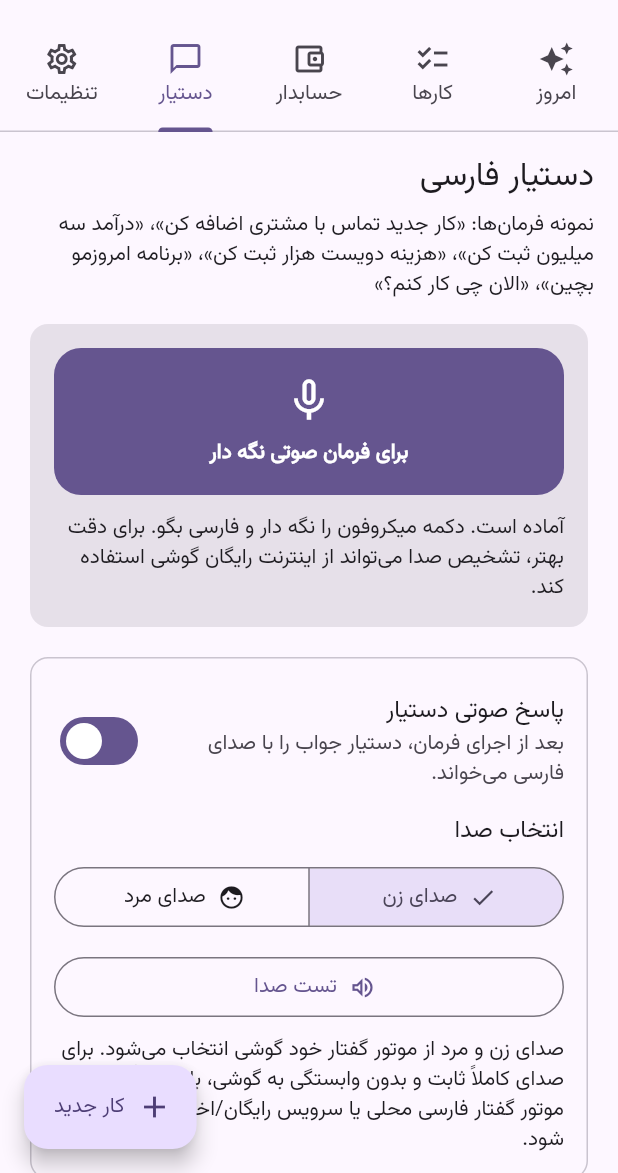
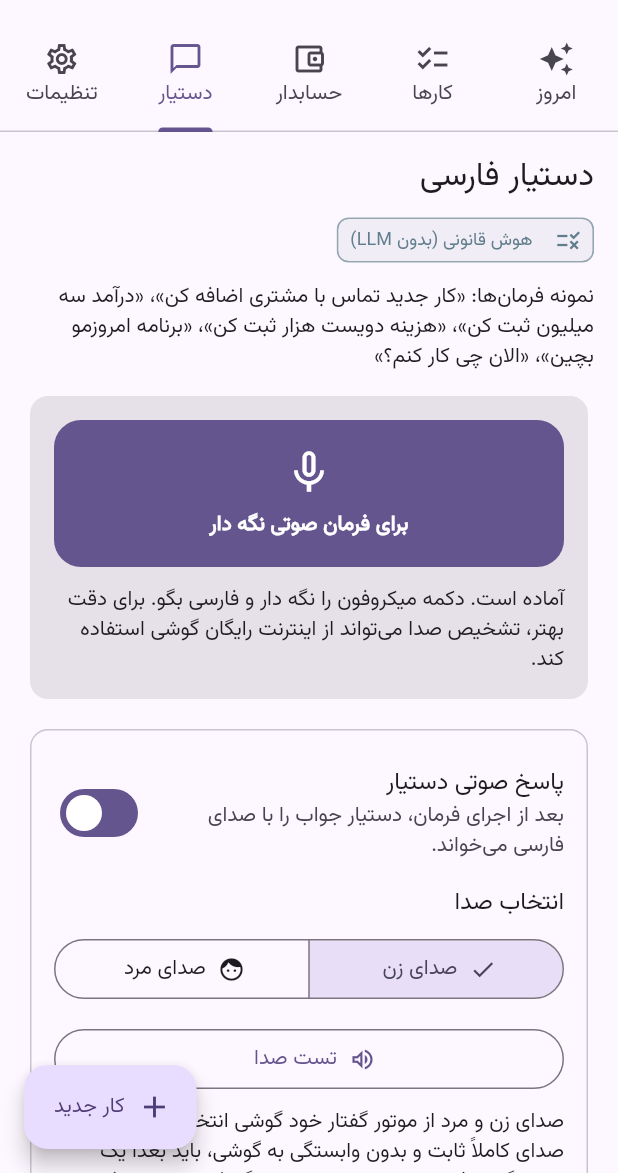
Before and after one commit to paraday960/smart-day-planner, a Flutter app: the screen it shows after launch, tab 4 chosen, on a phone screen of 412 x 824 dp, the part 63-1236 px from its top. Run offline on Flutter 3.47's test engine with Material 3 defaults, Android fonts, the light colour scheme and no system bars; our stand-ins replace flutter_local_notifications, flutter_riverpod, flutter_tts, pdf, shamsi_date and 5 more; missing offline and left inert: dart:ffi, device_calendar, encrypt; accounts and stored records are empty.

Commit message:
feat: show LLM/rule-based status chip in assistant tab
- AssistantTab gets assistantStatusLabel param (default rule-based)
- HomeScreen reads HybridLocalAssistant.statusLabel from provider
- statusLabel now distinguishes: hybrid (LLM active), LLM enabled but
  model missing, rule-based
- Add assistant_status_label_test.dart widget test

```diff
--- a/lib/presentation/assistant/assistant_tab.dart
+++ b/lib/presentation/assistant/assistant_tab.dart
@@ -20,6 +20,7 @@ class AssistantTab extends ConsumerWidget {
     required this.onVoiceResponseEnabledChanged,
     required this.onVoiceGenderChanged,
     required this.onTestVoice,
+    this.assistantStatusLabel = 'هوش قانونی (بدون LLM)',
   });
 
   final TextEditingController controller;
@@ -38,12 +39,20 @@ class AssistantTab extends ConsumerWidget {
   final ValueChanged<AssistantVoiceGender> onVoiceGenderChanged;
   final VoidCallback onTestVoice;
 
+  /// وضعیت موتور هوش (LLM محلی / قانونی) برای نمایش به کاربر.
+  final String assistantStatusLabel;
+
   @override
   Widget build(BuildContext context, WidgetRef ref) {
     return ListView(
       padding: const EdgeInsets.fromLTRB(16, 16, 16, 96),
       children: [
         Text('دستیار فارسی', style: Theme.of(context).textTheme.titleLarge),
+        const SizedBox(height: 8),
+        Align(
+          alignment: Alignment.centerRight,
+          child: _AssistantStatusChip(label: assistantStatusLabel),
+        ),
         const SizedBox(height: 8),
         const Text('نمونه فرمان‌ها: «کار جدید تماس با مشتری اضافه کن»، «درآمد سه میلیون ثبت کن»، «هزینه دویست هزار ثبت کن»، «برنامه امروزمو بچین»، «الان چی کار کنم؟»'),
         const SizedBox(height: 12),
@@ -239,3 +248,27 @@ class PushToTalkCard extends StatelessWidget {
     );
   }
 }
+
+
+/// نشانگر وضعیت موتور هوش (LLM محلی / قانونی).
+class _AssistantStatusChip extends StatelessWidget {
+  const _AssistantStatusChip({required this.label});
+
+  final String label;
+
+  bool get _isHybrid => label.contains('ترکیبی');
+
+  @override
+  Widget build(BuildContext context) {
+    final color = _isHybrid ? Colors.green : Colors.blueGrey;
+    final icon = _isHybrid ? Icons.memory : Icons.rule;
+    return Chip(
+      avatar: Icon(icon, size: 18, color: color),
+      label: Text(label, style: TextStyle(fontSize: 12, color: color)),
+      backgroundColor: color.withValues(alpha: 0.08),
+      side: BorderSide(color: color.withValues(alpha: 0.4)),
+      visualDensity: VisualDensity.compact,
+      padding: EdgeInsets.zero,
+    );
+  }
+}
--- a/lib/screens/home_screen.dart
+++ b/lib/screens/home_screen.dart
@@ -35,6 +35,7 @@ import '../services/finance_assistant.dart';
 import '../services/forecast_service.dart';
 import '../services/finance_repository.dart';
 import '../services/goal_repository.dart';
+import '../services/hybrid_local_assistant.dart';
 import '../services/local_assistant.dart';
 import '../domain/services/share_file_service_port.dart';
 import '../services/planned_expense_repository.dart';
@@ -66,6 +67,7 @@ class _HomeScreenState extends ConsumerState<HomeScreen> {
   late final CalendarServicePort _calendarService;
   late final SmartNotificationScheduler _smartNotificationScheduler;
   late final LocalLlmAdapter _assistant;
+  String _assistantStatusLabel = 'هوش قانونی (بدون LLM)';
   late final VoiceCommandProcessor _voiceProcessor;
   final _speech = stt.SpeechToText();
   final _assistantController = TextEditingController();
@@ -113,7 +115,10 @@ class _HomeScreenState extends ConsumerState<HomeScreen> {
     _forecastService = ref.read(forecastServiceProvider);
     _shareFileService = ref.read(shareFileServiceProvider);
     _calendarService = ref.read(calendarServiceProvider);
-    _assistant = ref.read(assistantProvider);
+    final assistant = ref.read(assistantProvider);
+    _assistant = assistant;
+    _assistantStatusLabel =
+        assistant is HybridLocalAssistant ? assistant.statusLabel : 'هوش قانونی (بدون LLM)';
     _smartNotificationScheduler =
         SmartNotificationScheduler(notificationService: _notificationService);
     _voiceProcessor = VoiceCommandProcessor(
@@ -333,6 +338,7 @@ class _HomeScreenState extends ConsumerState<HomeScreen> {
             AssistantTab(
               controller: _assistantController,
               answer: _assistantAnswer,
+              assistantStatusLabel: _assistantStatusLabel,
               speechReady: _speechReady,
               isListening: _isListening,
               lastVoiceText: _lastVoiceText,
--- a/lib/services/hybrid_local_assistant.dart
+++ b/lib/services/hybrid_local_assistant.dart
@@ -30,10 +30,17 @@ class HybridLocalAssistant implements LocalLlmAdapter {
   final bool _enabled;
 
   /// وضعیت فعلی برای نمایش در UI.
-  String get statusLabel => _enabled && llm != null
-      ? 'هوش ترکیبی (LLM + قانونی)'
-      : 'هوش قانونی (بدون LLM)';
+  ///
+  /// - اگر LLM فعال و متصل باشد: «هوش ترکیبی (LLM محلی فعال)»
+  /// - اگر LLM فعال ولی بدون backend: «هوش قانونی (LLM فعال ولی مدل یافت نشد)»
+  /// - در غیر این صورت: «هوش قانونی (بدون LLM)»
+  String get statusLabel {
+    if (_enabled && llm != null) return 'هوش ترکیبی (LLM محلی فعال)';
+    if (_enabled) return 'هوش قانونی (LLM فعال ولی مدل یافت نشد)';
+    return 'هوش قانونی (بدون LLM)';
+  }
 
+  /// آیا LLM فعال و متصل است؟
   bool get hasLlmConfigured => _enabled && llm != null;
 
   @override
```
Also changed, not shown: 1 other file.
